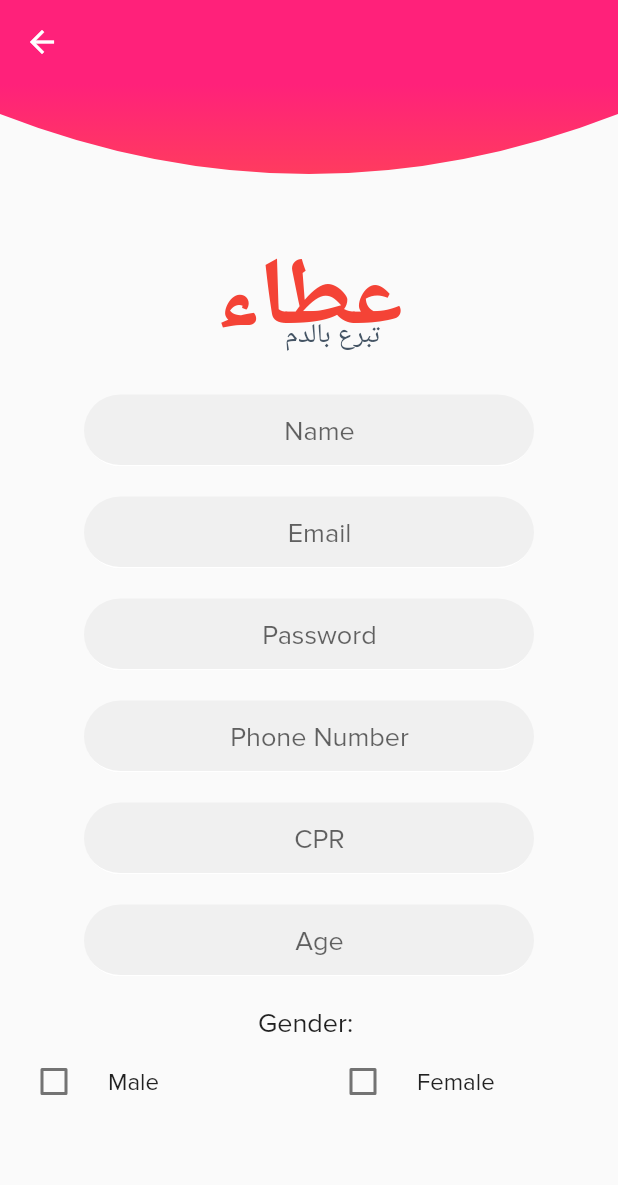
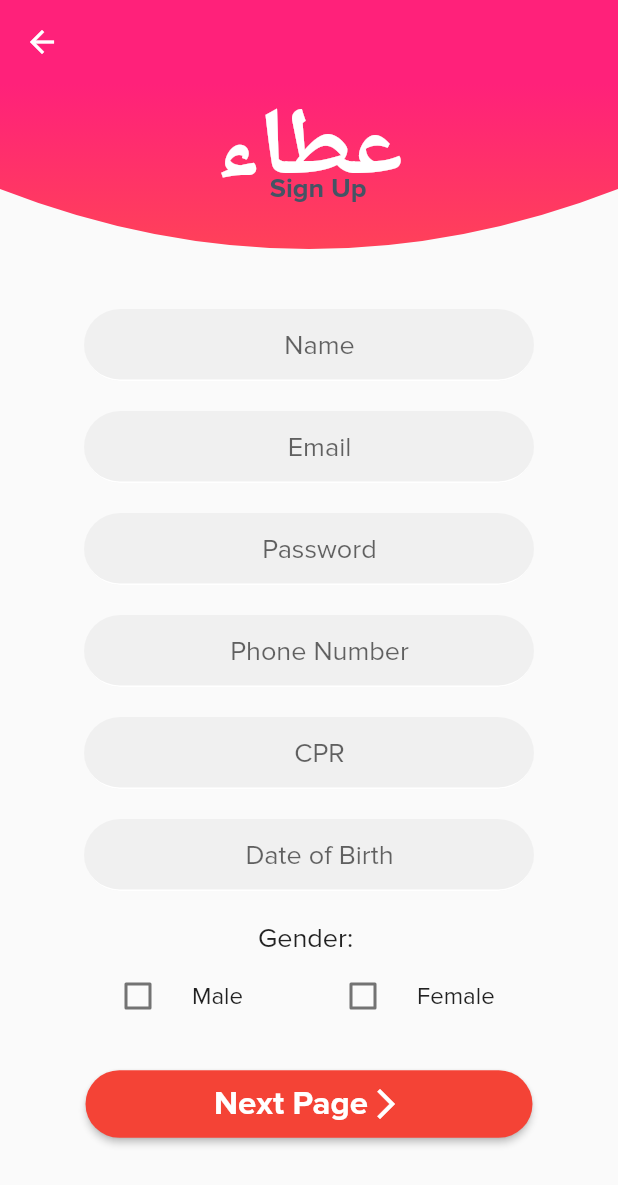
Before and after one commit to Abdulrahman7ossam/Blood-Donation, a Flutter app: the Registration screen opened by its route, on a phone screen of 412 x 824 dp. Shown: the top 1185 px of the screen. Run offline on Flutter 3.47's test engine with Material 2 defaults, Android fonts, the phone set to English and light mode, and no system bars.

Commit message:
Added Next Page Button.

```diff
--- a/lib/pages/registration/registration.dart
+++ b/lib/pages/registration/registration.dart
@@ -23,26 +23,83 @@ class _RegistrationState extends State<Registration> {
         body: Column(
           children: [
             _TopGradient(),
-            _AppName(),
-            SizedBox(height: 20),
             CustomTextField("Name"),
             CustomTextField("Email"),
             CustomTextField("Password"),
             CustomTextField("Phone Number"),
             CustomTextField("CPR"),
-            CustomTextField("Age"),
-            Text("Gender: ", style: TextStyle(fontSize: 18)),
-            Row(
-              mainAxisAlignment: MainAxisAlignment.start,
-              children: [
-                GenderCheckbox("Male"),
-                GenderCheckbox("Female"),
-              ],
-            )
+            CustomTextField("Date of Birth"),
+            GenderSelection(),
+            SizedBox(height: 20),
+            NextPageButton(),
           ],
         ),
       ),
     );
+  }
+}
+
+class NextPageButton extends StatefulWidget {
+  /// NextPageButton Button
+  NextPageButton();
+
+  @override
+  _NextPageButtonState createState() => _NextPageButtonState();
+}
+
+class _NextPageButtonState extends State<NextPageButton> {
+  @override
+  Widget build(BuildContext context) {
+    return RaisedButton(
+      color: Colors.red,
+      shape: RoundedRectangleBorder(
+        borderRadius: BorderRadius.circular(25.7),
+      ),
+      padding: EdgeInsets.all(9.0),
+      onPressed: () {
+        print("Next Page Button Pressed");
+      },
+      child: Container(
+        width: 280,
+        child: Row(
+          mainAxisAlignment: MainAxisAlignment.center,
+          children: [
+            Text(
+              "Next Page",
+              textAlign: TextAlign.center,
+              style: TextStyle(
+                fontSize: 22.0,
+                fontWeight: FontWeight.bold,
+                color: Colors.white,
+              ),
+            ),
+            Icon(
+              Icons.arrow_forward_ios,
+              color: Colors.white,
+            ),
+          ],
+        ),
+      ),
+    );
+  }
+}
+
+class GenderSelection extends StatelessWidget {
+  @override
+  Widget build(BuildContext context) {
+    return Column(children: [
+      Text("Gender: ", style: TextStyle(fontSize: 18)),
+      Container(
+        width: 300,
+        child: Row(
+          mainAxisAlignment: MainAxisAlignment.start,
+          children: [
+            GenderCheckbox("Male"),
+            GenderCheckbox("Female"),
+          ],
+        ),
+      ),
+    ]);
   }
 }
 
@@ -79,21 +136,26 @@ class _AppName extends StatelessWidget {
   Widget build(BuildContext context) {
     return Row(
       mainAxisAlignment: MainAxisAlignment.center,
+      crossAxisAlignment: CrossAxisAlignment.start,
       children: [
         Stack(
-          alignment: Alignment(0.5, 0.8),
+          alignment: Alignment(0.2, 0.8),
           children: [
             Text(
               "عطاء",
               style: TextStyle(
                 fontSize: 64,
                 fontWeight: FontWeight.bold,
-                color: Colors.red,
+                color: Colors.white,
               ),
             ),
             Text(
-              "تبرع بالدم",
-              style: TextStyle(fontSize: 18.0, color: Color(0xFF445464)),
+              "Sign Up",
+              style: TextStyle(
+                fontSize: 18.0,
+                color: Color(0xFF445464),
+                fontWeight: FontWeight.bold,
+              ),
             ),
           ],
         ),
@@ -111,7 +173,7 @@ class _TopGradient extends StatelessWidget {
     return ClipPath(
       clipper: _MyClipper(),
       child: Container(
-        height: 100,
+        height: 150,
         width: double.infinity,
         decoration: BoxDecoration(
           gradient: LinearGradient(
@@ -123,6 +185,7 @@ class _TopGradient extends StatelessWidget {
             ],
           ),
         ),
+        child: _AppName(),
       ),
     );
   }
```
